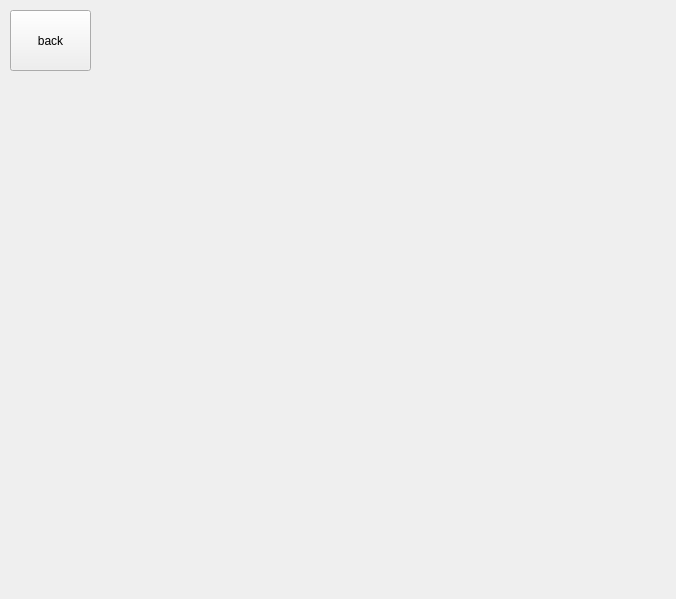
Old version of the form blackjack.ui in the repository Barsh4ec/Authorization.
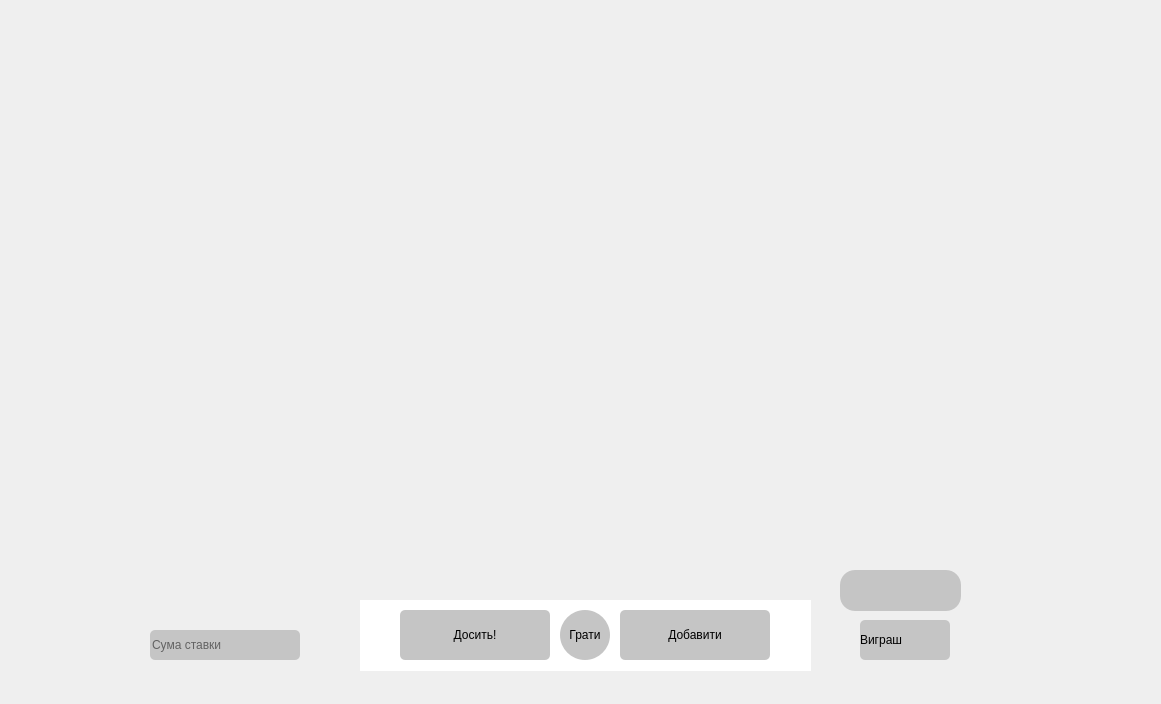
New version of the form. Icons and pictures are not drawn.

Commit message: BlackJack backend + cards

```diff
--- a/blackjack.ui
+++ b/blackjack.ui
@@ -6,8 +6,8 @@
    <rect>
     <x>0</x>
     <y>0</y>
-    <width>676</width>
-    <height>599</height>
+    <width>1161</width>
+    <height>704</height>
    </rect>
   </property>
   <property name="windowTitle">
@@ -18,14 +18,484 @@
     <rect>
      <x>10</x>
      <y>10</y>
-     <width>81</width>
+     <width>40</width>
      <height>61</height>
     </rect>
    </property>
+   <property name="minimumSize">
+    <size>
+     <width>40</width>
+     <height>61</height>
+    </size>
+   </property>
+   <property name="maximumSize">
+    <size>
+     <width>40</width>
+     <height>61</height>
+    </size>
+   </property>
+   <property name="styleSheet">
+    <string notr="true">QPushButton{
+	background: transparent;
+	background-image: url(:/resources/png/undo.png);
+	border-style: solid;
+    border-width: 0px;
+	border-color: #051a39;
+}
+
+QPushButton:hover {
+	background: transparent;
+	background-image: url(:/resources/png/undo_color.png);
+	border-style: solid;
+    border-width: 0px;
+	border-color: #051a39;
+}</string>
+   </property>
    <property name="text">
-    <string>back</string>
+    <string/>
    </property>
   </widget>
+  <widget class="QLabel" name="First_Card_Label">
+   <property name="geometry">
+    <rect>
+     <x>500</x>
+     <y>320</y>
+     <width>150</width>
+     <height>225</height>
+    </rect>
+   </property>
+   <property name="styleSheet">
+    <string notr="true"/>
+   </property>
+   <property name="text">
+    <string/>
+   </property>
+  </widget>
+  <widget class="QLabel" name="Second_Card_Label">
+   <property name="geometry">
+    <rect>
+     <x>530</x>
+     <y>320</y>
+     <width>150</width>
+     <height>225</height>
+    </rect>
+   </property>
+   <property name="styleSheet">
+    <string notr="true"/>
+   </property>
+   <property name="text">
+    <string/>
+   </property>
+  </widget>
+  <widget class="QLabel" name="Third_Card_Label">
+   <property name="geometry">
+    <rect>
+     <x>560</x>
+     <y>320</y>
+     <width>150</width>
+     <height>225</height>
+    </rect>
+   </property>
+   <property name="styleSheet">
+    <string notr="true"/>
+   </property>
+   <property name="text">
+    <string/>
+   </property>
+  </widget>
+  <widget class="QLabel" name="Fourth_Card_Label">
+   <property name="geometry">
+    <rect>
+     <x>590</x>
+     <y>320</y>
+     <width>150</width>
+     <height>225</height>
+    </rect>
+   </property>
+   <property name="styleSheet">
+    <string notr="true"/>
+   </property>
+   <property name="text">
+    <string/>
+   </property>
+  </widget>
+  <widget class="QLabel" name="Fiveth_Card_Label">
+   <property name="geometry">
+    <rect>
+     <x>620</x>
+     <y>320</y>
+     <width>150</width>
+     <height>225</height>
+    </rect>
+   </property>
+   <property name="styleSheet">
+    <string notr="true"/>
+   </property>
+   <property name="text">
+    <string/>
+   </property>
+  </widget>
+  <widget class="QLineEdit" name="summa_stavky">
+   <property name="geometry">
+    <rect>
+     <x>150</x>
+     <y>630</y>
+     <width>150</width>
+     <height>30</height>
+    </rect>
+   </property>
+   <property name="minimumSize">
+    <size>
+     <width>150</width>
+     <height>30</height>
+    </size>
+   </property>
+   <property name="maximumSize">
+    <size>
+     <width>150</width>
+     <height>30</height>
+    </size>
+   </property>
+   <property name="whatsThis">
+    <string>&lt;html&gt;&lt;head/&gt;&lt;body&gt;&lt;p&gt;&lt;br/&gt;&lt;/p&gt;&lt;/body&gt;&lt;/html&gt;</string>
+   </property>
+   <property name="styleSheet">
+    <string notr="true">border-radius: 5px;
+background :#C5c5c5;
+color:black;</string>
+   </property>
+   <property name="text">
+    <string/>
+   </property>
+   <property name="echoMode">
+    <enum>QLineEdit::Normal</enum>
+   </property>
+   <property name="cursorPosition">
+    <number>0</number>
+   </property>
+   <property name="placeholderText">
+    <string>Сума ставки</string>
+   </property>
+   <property name="clearButtonEnabled">
+    <bool>false</bool>
+   </property>
+  </widget>
+  <widget class="QLabel" name="userbalance">
+   <property name="geometry">
+    <rect>
+     <x>840</x>
+     <y>570</y>
+     <width>121</width>
+     <height>41</height>
+    </rect>
+   </property>
+   <property name="minimumSize">
+    <size>
+     <width>121</width>
+     <height>41</height>
+    </size>
+   </property>
+   <property name="maximumSize">
+    <size>
+     <width>121</width>
+     <height>41</height>
+    </size>
+   </property>
+   <property name="styleSheet">
+    <string notr="true">background: #C5c5c5;
+font: 16pt &quot;Tahoma&quot;;
+border-radius: 15px;
+color:black;</string>
+   </property>
+   <property name="text">
+    <string/>
+   </property>
+  </widget>
+  <widget class="QLabel" name="Win">
+   <property name="geometry">
+    <rect>
+     <x>860</x>
+     <y>620</y>
+     <width>90</width>
+     <height>40</height>
+    </rect>
+   </property>
+   <property name="maximumSize">
+    <size>
+     <width>90</width>
+     <height>40</height>
+    </size>
+   </property>
+   <property name="styleSheet">
+    <string notr="true">background-color:#C5c5c5;
+border-radius:5px;
+color:black;</string>
+   </property>
+   <property name="text">
+    <string>Виграш</string>
+   </property>
+  </widget>
+  <widget class="QPushButton" name="StartGame">
+   <property name="geometry">
+    <rect>
+     <x>560</x>
+     <y>610</y>
+     <width>50</width>
+     <height>50</height>
+    </rect>
+   </property>
+   <property name="minimumSize">
+    <size>
+     <width>50</width>
+     <height>50</height>
+    </size>
+   </property>
+   <property name="maximumSize">
+    <size>
+     <width>50</width>
+     <height>50</height>
+    </size>
+   </property>
+   <property name="styleSheet">
+    <string notr="true">border-radius:25px;
+background-color:#C5c5c5;
+color:black;</string>
+   </property>
+   <property name="text">
+    <string>Грати</string>
+   </property>
+  </widget>
+  <widget class="QLabel" name="Dealer_Card_Label1">
+   <property name="geometry">
+    <rect>
+     <x>530</x>
+     <y>20</y>
+     <width>100</width>
+     <height>150</height>
+    </rect>
+   </property>
+   <property name="styleSheet">
+    <string notr="true"/>
+   </property>
+   <property name="text">
+    <string/>
+   </property>
+  </widget>
+  <widget class="QLabel" name="Dealer_Card_Label2">
+   <property name="geometry">
+    <rect>
+     <x>550</x>
+     <y>20</y>
+     <width>100</width>
+     <height>150</height>
+    </rect>
+   </property>
+   <property name="styleSheet">
+    <string notr="true"/>
+   </property>
+   <property name="text">
+    <string/>
+   </property>
+  </widget>
+  <widget class="QLabel" name="Dealer_Card_Label3">
+   <property name="geometry">
+    <rect>
+     <x>570</x>
+     <y>20</y>
+     <width>100</width>
+     <height>150</height>
+    </rect>
+   </property>
+   <property name="styleSheet">
+    <string notr="true"/>
+   </property>
+   <property name="text">
+    <string/>
+   </property>
+  </widget>
+  <widget class="QLabel" name="Dealer_Card_Label4">
+   <property name="geometry">
+    <rect>
+     <x>590</x>
+     <y>20</y>
+     <width>100</width>
+     <height>150</height>
+    </rect>
+   </property>
+   <property name="styleSheet">
+    <string notr="true"/>
+   </property>
+   <property name="text">
+    <string/>
+   </property>
+  </widget>
+  <widget class="QLabel" name="Dealer_Card_Label5">
+   <property name="geometry">
+    <rect>
+     <x>610</x>
+     <y>20</y>
+     <width>100</width>
+     <height>150</height>
+    </rect>
+   </property>
+   <property name="styleSheet">
+    <string notr="true"/>
+   </property>
+   <property name="text">
+    <string/>
+   </property>
+  </widget>
+  <widget class="QPushButton" name="Add">
+   <property name="geometry">
+    <rect>
+     <x>620</x>
+     <y>610</y>
+     <width>150</width>
+     <height>50</height>
+    </rect>
+   </property>
+   <property name="minimumSize">
+    <size>
+     <width>150</width>
+     <height>50</height>
+    </size>
+   </property>
+   <property name="maximumSize">
+    <size>
+     <width>150</width>
+     <height>50</height>
+    </size>
+   </property>
+   <property name="styleSheet">
+    <string notr="true">border-radius:5px;
+background-color:#C5c5c5;
+color:black;</string>
+   </property>
+   <property name="text">
+    <string>Добавити</string>
+   </property>
+  </widget>
+  <widget class="QPushButton" name="Stay">
+   <property name="geometry">
+    <rect>
+     <x>400</x>
+     <y>610</y>
+     <width>150</width>
+     <height>50</height>
+    </rect>
+   </property>
+   <property name="minimumSize">
+    <size>
+     <width>150</width>
+     <height>50</height>
+    </size>
+   </property>
+   <property name="maximumSize">
+    <size>
+     <width>150</width>
+     <height>50</height>
+    </size>
+   </property>
+   <property name="styleSheet">
+    <string notr="true">border-radius:5px;
+background-color:#C5c5c5;
+color:black;</string>
+   </property>
+   <property name="text">
+    <string>Досить!</string>
+   </property>
+  </widget>
+  <widget class="QLabel" name="label">
+   <property name="geometry">
+    <rect>
+     <x>360</x>
+     <y>600</y>
+     <width>451</width>
+     <height>71</height>
+    </rect>
+   </property>
+   <property name="styleSheet">
+    <string notr="true">background:white;</string>
+   </property>
+   <property name="text">
+    <string/>
+   </property>
+  </widget>
+  <widget class="QLabel" name="player_score_label">
+   <property name="geometry">
+    <rect>
+     <x>560</x>
+     <y>550</y>
+     <width>61</width>
+     <height>41</height>
+    </rect>
+   </property>
+   <property name="font">
+    <font>
+     <pointsize>22</pointsize>
+    </font>
+   </property>
+   <property name="text">
+    <string/>
+   </property>
+  </widget>
+  <widget class="QLabel" name="dealer_score_label">
+   <property name="geometry">
+    <rect>
+     <x>370</x>
+     <y>10</y>
+     <width>61</width>
+     <height>41</height>
+    </rect>
+   </property>
+   <property name="font">
+    <font>
+     <pointsize>22</pointsize>
+    </font>
+   </property>
+   <property name="text">
+    <string/>
+   </property>
+  </widget>
+  <widget class="QLabel" name="Result_label">
+   <property name="geometry">
+    <rect>
+     <x>920</x>
+     <y>310</y>
+     <width>221</width>
+     <height>91</height>
+    </rect>
+   </property>
+   <property name="font">
+    <font>
+     <pointsize>28</pointsize>
+    </font>
+   </property>
+   <property name="text">
+    <string/>
+   </property>
+  </widget>
+  <zorder>label</zorder>
+  <zorder>BackToMain</zorder>
+  <zorder>First_Card_Label</zorder>
+  <zorder>Second_Card_Label</zorder>
+  <zorder>Third_Card_Label</zorder>
+  <zorder>Fourth_Card_Label</zorder>
+  <zorder>Fiveth_Card_Label</zorder>
+  <zorder>summa_stavky</zorder>
+  <zorder>userbalance</zorder>
+  <zorder>Win</zorder>
+  <zorder>StartGame</zorder>
+  <zorder>Dealer_Card_Label1</zorder>
+  <zorder>Dealer_Card_Label2</zorder>
+  <zorder>Dealer_Card_Label3</zorder>
+  <zorder>Dealer_Card_Label4</zorder>
+  <zorder>Dealer_Card_Label5</zorder>
+  <zorder>Add</zorder>
+  <zorder>Stay</zorder>
+  <zorder>player_score_label</zorder>
+  <zorder>dealer_score_label</zorder>
+  <zorder>Result_label</zorder>
  </widget>
  <resources/>
  <connections/>
```
The commit also changes 166 other files.
